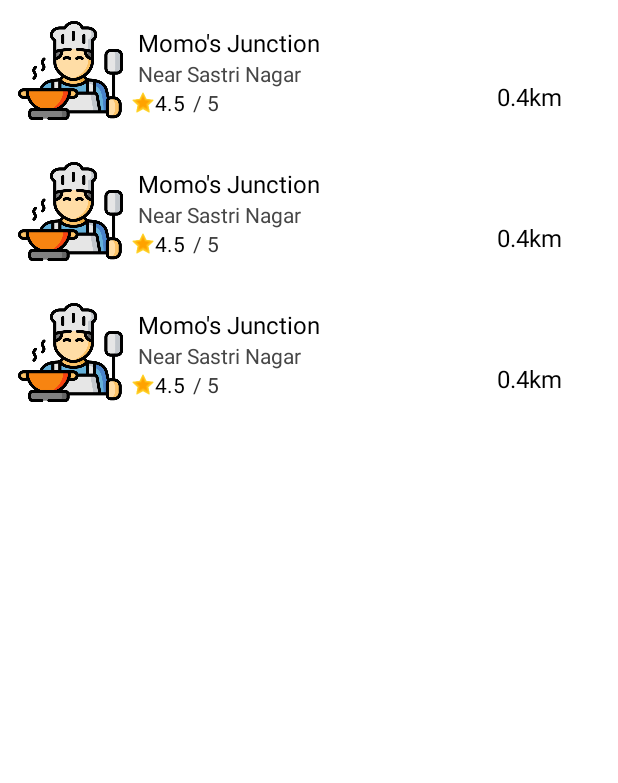
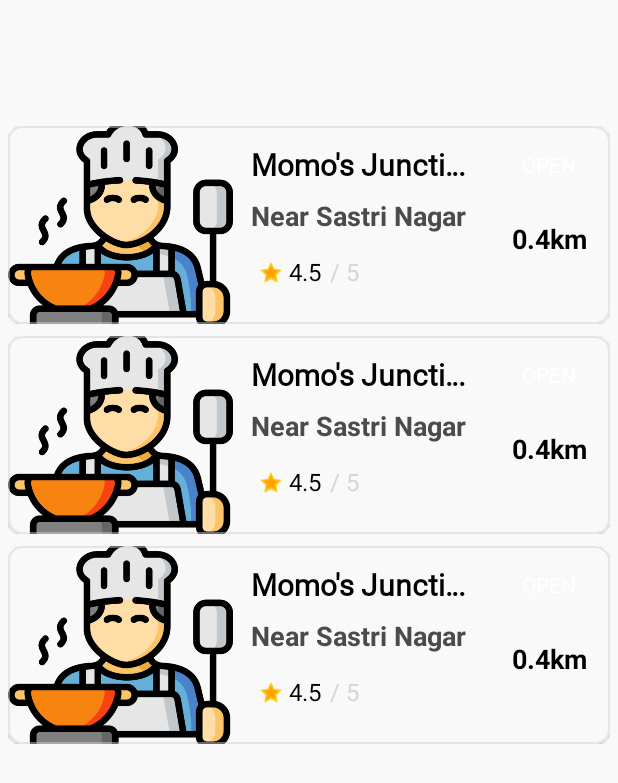
Before and after one commit to anmol-Git/Meal-On-Wheel, an Android app: the layout main_activity.xml on its own in the app's theme, with its tools: preview values and no code run, on a phone screen of 412 x 824 dp. Shown: the top 783 px of the screen. Run offline under Robolectric (Android 15) with nearby library versions, the light colour scheme and no system bars.

Commit message:
Dark mode bug fixed and new UI design created

```diff
--- a/app/src/main/res/layout/food_item_view.xml
+++ b/app/src/main/res/layout/food_item_view.xml
@@ -2,17 +2,36 @@
 <androidx.constraintlayout.widget.ConstraintLayout xmlns:android="http://schemas.android.com/apk/res/android"
     android:layout_width="match_parent"
     android:layout_height="wrap_content"
+    android:layout_marginTop="4dp"
+    android:layout_marginBottom="4dp"
     android:id="@+id/place"
-    android:layout_margin="12dp"
     xmlns:app="http://schemas.android.com/apk/res-auto"
     xmlns:tools="http://schemas.android.com/tools">
 
+
+
+    <com.google.android.material.card.MaterialCardView
+        android:layout_width="0dp"
+        android:layout_height="wrap_content"
+        app:cardCornerRadius="10dp"
+        app:layout_constraintHorizontal_bias="0.5"
+        app:layout_constraintBottom_toBottomOf="parent"
+        app:layout_constraintEnd_toEndOf="parent"
+        app:layout_constraintStart_toStartOf="parent"
+        app:layout_constraintTop_toTopOf="parent"
+        app:strokeColor="@color/strokeColor"
+        app:strokeWidth="1dp"
+        >
+        <androidx.constraintlayout.widget.ConstraintLayout
+            android:layout_width="match_parent"
+            android:layout_height="match_parent"
+            android:background="@color/backgroundColor">
             <ImageView
                 android:id="@+id/image"
-        android:layout_width="70dp"
-        android:layout_height="70dp"
+                android:layout_width="150dp"
+                android:layout_height="0dp"
+                android:src="@drawable/cooking"
                 android:scaleType="centerCrop"
-        android:src="@drawable/cooking"
                 app:layout_constraintBottom_toBottomOf="parent"
                 app:layout_constraintLeft_toLeftOf="parent"
                 app:layout_constraintRight_toLeftOf="@id/name"
@@ -20,91 +39,109 @@
 
             <TextView
                 android:id="@+id/name"
-        tools:text="Momo's Junction"
-        android:textSize="16sp"
-        android:textColor="#000000"
-        android:layout_marginStart="10dp"
-        android:layout_marginTop="5dp"
-        android:layout_width="0dp"
+                android:layout_width="150dp"
+                android:maxLines="1"
+                android:ellipsize="end"
                 android:layout_height="wrap_content"
+                android:layout_marginStart="12dp"
+                android:layout_marginTop="12dp"
+                android:fontFamily="@font/new_font"
+                android:gravity="bottom"
                 android:paddingBottom="0px"
-        android:gravity="bottom"
-        app:layout_constraintLeft_toRightOf="@id/image"
-        app:layout_constraintRight_toRightOf="@id/status"
+                android:textColor="@color/titleTextColor"
+                android:textSize="20sp"
+                android:textStyle="bold"
+                app:layout_constraintStart_toEndOf="@+id/image"
                 app:layout_constraintTop_toTopOf="parent"
-        />
+                tools:text="Momo's Junction" />
 
             <TextView
                 android:id="@+id/address"
                 android:layout_width="0dp"
                 android:layout_height="wrap_content"
+                android:layout_marginTop="8dp"
+                android:layout_marginEnd="24dp"
+                android:paddingTop="0px"
+                android:textColor="@color/descriptionColor"
+                android:textSize="18sp"
+                android:textStyle="bold"
+                app:layout_constraintEnd_toStartOf="@+id/distance"
                 app:layout_constraintLeft_toRightOf="@id/image"
+                app:layout_constraintStart_toStartOf="@id/name"
                 app:layout_constraintTop_toBottomOf="@id/name"
-        app:layout_constraintRight_toLeftOf="@id/distance"
-        android:layout_marginStart="10dp"
-        android:paddingTop="0px"
-        tools:text="Near Sastri Nagar"
-        android:textColor="#474747"
-        />
+                tools:text="Near Sastri Nagar" />
 
             <ImageView
                 android:id="@+id/star"
                 android:layout_width="16dp"
                 android:layout_height="20dp"
-        android:layout_marginLeft="5dp"
+                android:layout_marginStart="5dp"
+                android:layout_marginTop="16dp"
+                android:layout_marginBottom="24dp"
                 android:src="@drawable/star"
-
-        app:layout_constraintLeft_toRightOf="@id/image"
+                app:layout_constraintBottom_toBottomOf="parent"
+                app:layout_constraintStart_toStartOf="@+id/address"
                 app:layout_constraintTop_toBottomOf="@id/address" />
 
             <TextView
                 android:id="@+id/curr_rating"
                 android:layout_width="wrap_content"
                 android:layout_height="wrap_content"
-        android:textColor="#000000"
-        app:layout_constraintLeft_toRightOf="@id/star"
-        app:layout_constraintTop_toBottomOf="@id/address"
+                android:layout_marginStart="4dp"
+                android:textColor="@color/importantDetailsColor"
+                app:layout_constraintBottom_toBottomOf="@+id/star"
+                app:layout_constraintStart_toEndOf="@+id/star"
+                app:layout_constraintTop_toTopOf="@+id/star"
+                app:layout_constraintVertical_bias="1.0"
+                android:textSize="16sp"
+                style="bold"
                 tools:text="4.5 " />
 
             <TextView
                 android:id="@+id/outOf"
                 android:layout_width="wrap_content"
                 android:layout_height="wrap_content"
-        android:layout_marginLeft="2dp"
-        android:textColor="#353535"
-        app:layout_constraintLeft_toRightOf="@id/curr_rating"
-        app:layout_constraintTop_toBottomOf="@id/address"
-        tools:text="/ 5" />
+                android:layout_marginStart="2dp"
+                android:textColor="@color/CustomTextColor"
+                app:layout_constraintBottom_toBottomOf="@+id/curr_rating"
+                app:layout_constraintStart_toEndOf="@+id/curr_rating"
+                app:layout_constraintTop_toTopOf="@+id/curr_rating"
+                tools:text="/ 5"
+                android:textSize="16sp"
+                android:alpha=".9"/>
 
             <TextView
                 android:id="@+id/status"
                 android:layout_width="wrap_content"
                 android:layout_height="wrap_content"
-        tools:text="OPEN"
+                android:layout_marginStart="8dp"
+                android:layout_marginRight="16dp"
+                android:maxLines="2"
+                android:paddingStart="15dp"
+                android:paddingTop="3dp"
+                android:paddingEnd="15dp"
+                android:paddingBottom="3dp"
+                android:textColor="#FFFFFF"
                 android:textSize="14sp"
-        android:textColor="#FFFFFF"
-        android:layout_marginEnd="15dp"
-        android:paddingEnd="15dp"
-        android:paddingTop="3dp"
-        android:paddingBottom="3dp"
-        android:paddingStart="15dp"
-        android:layout_marginTop="8dp"
-        app:layout_constraintTop_toTopOf="parent"
-        app:layout_constraintLeft_toRightOf="@+id/name"
-        app:layout_constraintRight_toRightOf="parent"
-        />
+                app:layout_constraintBottom_toBottomOf="@+id/name"
+                app:layout_constraintEnd_toEndOf="parent"
+                app:layout_constraintStart_toEndOf="@+id/name"
+                app:layout_constraintTop_toTopOf="@+id/name"
+                tools:text="OPEN" />
 
             <TextView
                 android:id="@+id/distance"
                 android:layout_width="wrap_content"
                 android:layout_height="wrap_content"
-        android:layout_marginTop="7dp"
-        android:layout_marginEnd="25dp"
-        android:textColor="#000000"
-        android:textSize="16sp"
-        app:layout_constraintLeft_toRightOf="@id/address"
-        app:layout_constraintRight_toRightOf="parent"
-        app:layout_constraintTop_toBottomOf="@id/status"
+                android:layout_marginTop="24dp"
+                android:textColor="@color/importantDetailsColor"
+                android:textSize="18sp"
+                android:textStyle="bold"
+                app:layout_constraintEnd_toEndOf="@+id/status"
+                app:layout_constraintStart_toStartOf="@+id/status"
+                app:layout_constraintTop_toBottomOf="@+id/status"
                 tools:text="0.4km" />
+        </androidx.constraintlayout.widget.ConstraintLayout>
+    </com.google.android.material.card.MaterialCardView>
 
 </androidx.constraintlayout.widget.ConstraintLayout>
--- a/app/src/main/res/layout/main_activity.xml
+++ b/app/src/main/res/layout/main_activity.xml
@@ -2,17 +2,22 @@
 <androidx.constraintlayout.widget.ConstraintLayout xmlns:android="http://schemas.android.com/apk/res/android"
     android:layout_width="match_parent"
     android:layout_height="match_parent"
+    android:background="@color/backgroundColor"
     xmlns:app="http://schemas.android.com/apk/res-auto"
-    xmlns:tools="http://schemas.android.com/tools">
-
+    xmlns:tools="http://schemas.android.com/tools"
+   >
 
     <androidx.recyclerview.widget.RecyclerView
         android:id="@+id/recycle"
         android:layout_width="0dp"
-        android:layout_height="wrap_content"
+        android:layout_height="0dp"
+        android:paddingTop="80dp"
+        android:layout_marginStart="5dp"
+        android:layout_marginEnd="5dp"
         app:layout_constraintLeft_toLeftOf="parent"
         app:layout_constraintRight_toRightOf="parent"
         app:layout_constraintTop_toTopOf="parent"
+        app:layout_constraintBottom_toBottomOf="parent"
         tools:listitem="@layout/food_item_view"
         />
 
--- a/app/src/main/res/menu/menu.xml
+++ b/app/src/main/res/menu/menu.xml
@@ -4,7 +4,7 @@
     <item
         android:id="@+id/Log_out"
         android:orderInCategory="100"
-        android:title="Log Out"
-        app:showAsAction="always" />
+        android:title="@string/log_out"
+        app:showAsAction="never" />
 
 </menu>
--- a/app/src/main/res/values-night/themes.xml
+++ b/app/src/main/res/values-night/themes.xml
@@ -10,11 +10,14 @@
         <item name="colorSecondaryVariant">@color/teal_200</item>
         <item name="colorOnSecondary">#FFFFFF</item>
         <!-- Status bar color. -->
-        <item name="android:statusBarColor" tools:targetApi="l">?attr/colorPrimaryVariant</item>
-        <item name="android:windowNoTitle">true</item>
-
+        <item name="android:statusBarColor" tools:targetApi="l">@color/black</item>
         <item name="android:windowTranslucentNavigation">true</item>
         <item name="android:autofilledHighlight">@android:color/transparent</item>
+        <item name="android:windowTitleBackgroundStyle">@style/WindowTitleBackground</item>
         <!-- Customize your theme here. -->
     </style>
+
+        <style name="WindowTitleBackground">
+        <item name="android:background">@color/titlebackgroundcolor</item>
+        </style>
 </resources>
--- a/app/src/main/res/values/colors.xml
+++ b/app/src/main/res/values/colors.xml
@@ -9,4 +9,24 @@
     <color name="white">#FFFFFFFF</color>
     <color name="green">#01C50A</color>
     <color name="red">#FF0E08</color>
+
+    <color name="lightGray">#F9F9F9</color>
+    <color name="mediumGray">#D1D1D1</color>
+    <color name="lightMediumGray">#80D1D1D1</color>
+    <color name="darkGray">#4B4B4B</color>
+    <color name="dark">#313C44</color>
+    <color name="darker">#151B20</color>
+    <color name="yellow">#FFC114</color>
+
+
+    <color name="titleTextColor">@color/black</color>
+    <color name="CustomTextColor">@color/mediumGray</color>
+    <color name="backgroundColor">@color/lightGray</color>
+    <color name="toolbarColor">@color/design_default_color_primary</color>
+
+    <color name="titlebackgroundcolor">@color/design_default_color_primary</color>
+      <color name="descriptionColor">@color/darkGray</color>
+
+    <color name="importantDetailsColor">@color/black</color>
+    <color name="strokeColor">@color/lightMediumGray</color>
 </resources>
--- a/app/src/main/res/values/strings.xml
+++ b/app/src/main/res/values/strings.xml
@@ -6,4 +6,5 @@
     <string name="last_name">Last Name:-</string>
     <string name="first_name">First Name:-</string>
     <string name="mapbox_access_token">pk.eyJ1IjoiaWFtYXZlbmVnZXIiLCJhIjoiY2todmhqMnp5MHVnbzJzcDV0N2RqaWtqNSJ9.T9n5tea8dHAGpvqPHoXr5A</string>
+    <string name="log_out">Log Out</string>
 </resources>
--- a/app/src/main/res/values/themes.xml
+++ b/app/src/main/res/values/themes.xml
@@ -12,6 +12,15 @@
         <!-- Status bar color. -->
         <item name="android:statusBarColor" tools:targetApi="l">?attr/colorPrimaryVariant</item>
         <item name="android:autofilledHighlight">@android:color/transparent</item>
+        <item name="android:windowTranslucentNavigation">true</item>
+        <item name="android:windowTitleBackgroundStyle">@style/WindowTitleBackground</item>
+
+
         <!-- Customize your theme here. -->
     </style>
+    <style name="WindowTitleBackground">
+        <item name="android:background">@color/titlebackgroundcolor</item>
+    </style>
+
+
 </resources>
```
Lines whose indentation alone changed are shown as unchanged.
